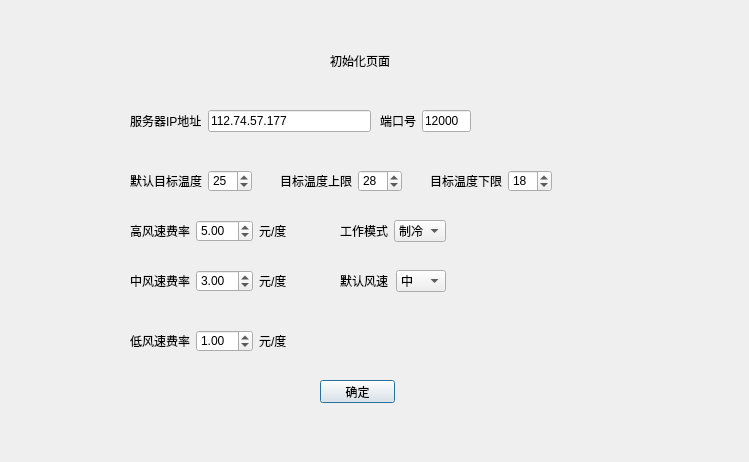
starsload/46572020, file ManagerClient/initialpage.ui: the form before one commit.
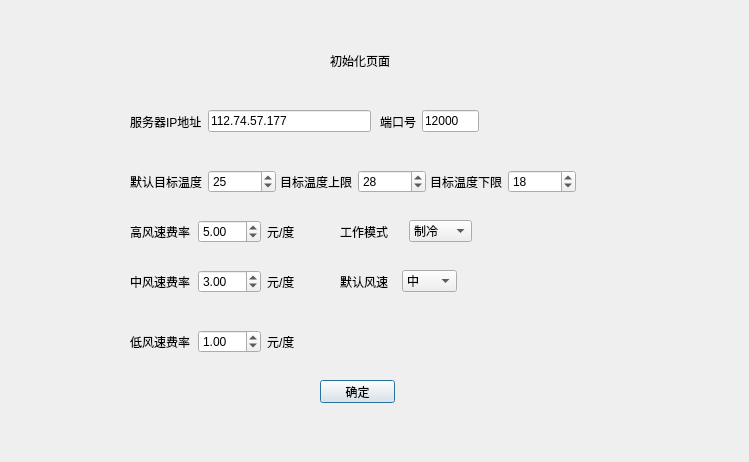
The form after the commit.

```diff
--- a/ManagerClient/initialpage.ui
+++ b/ManagerClient/initialpage.ui
@@ -13,6 +13,9 @@
   <property name="windowTitle">
    <string>Dialog</string>
   </property>
+  <property name="styleSheet">
+   <string notr="true"/>
+  </property>
   <widget class="QPushButton" name="ptn_yes">
    <property name="geometry">
     <rect>
@@ -31,7 +34,7 @@
     <rect>
      <x>330</x>
      <y>50</y>
-     <width>61</width>
+     <width>91</width>
      <height>21</height>
     </rect>
    </property>
@@ -45,7 +48,7 @@
      <x>130</x>
      <y>110</y>
      <width>241</width>
-     <height>22</height>
+     <height>23</height>
     </rect>
    </property>
    <layout class="QHBoxLayout" name="horizontalLayout">
@@ -70,8 +73,8 @@
     <rect>
      <x>380</x>
      <y>110</y>
-     <width>91</width>
-     <height>22</height>
+     <width>99</width>
+     <height>23</height>
     </rect>
    </property>
    <layout class="QHBoxLayout" name="horizontalLayout_2">
@@ -96,8 +99,8 @@
     <rect>
      <x>280</x>
      <y>170</y>
-     <width>122</width>
-     <height>22</height>
+     <width>146</width>
+     <height>23</height>
     </rect>
    </property>
    <layout class="QHBoxLayout" name="horizontalLayout_4">
@@ -122,8 +125,8 @@
     <rect>
      <x>430</x>
      <y>170</y>
-     <width>122</width>
-     <height>22</height>
+     <width>146</width>
+     <height>23</height>
     </rect>
    </property>
    <layout class="QHBoxLayout" name="horizontalLayout_5">
@@ -148,8 +151,8 @@
     <rect>
      <x>130</x>
      <y>270</y>
-     <width>164</width>
-     <height>22</height>
+     <width>199</width>
+     <height>23</height>
     </rect>
    </property>
    <layout class="QHBoxLayout" name="horizontalLayout_8">
@@ -181,8 +184,8 @@
     <rect>
      <x>130</x>
      <y>330</y>
-     <width>164</width>
-     <height>22</height>
+     <width>199</width>
+     <height>23</height>
     </rect>
    </property>
    <layout class="QHBoxLayout" name="horizontalLayout_9">
@@ -214,8 +217,8 @@
     <rect>
      <x>130</x>
      <y>170</y>
-     <width>122</width>
-     <height>22</height>
+     <width>146</width>
+     <height>23</height>
     </rect>
    </property>
    <layout class="QHBoxLayout" name="horizontalLayout_3">
@@ -240,8 +243,8 @@
     <rect>
      <x>340</x>
      <y>220</y>
-     <width>106</width>
-     <height>22</height>
+     <width>132</width>
+     <height>23</height>
     </rect>
    </property>
    <layout class="QHBoxLayout" name="horizontalLayout_6">
@@ -273,8 +276,8 @@
     <rect>
      <x>130</x>
      <y>220</y>
-     <width>164</width>
-     <height>22</height>
+     <width>199</width>
+     <height>23</height>
     </rect>
    </property>
    <layout class="QHBoxLayout" name="horizontalLayout_7">
@@ -306,8 +309,8 @@
     <rect>
      <x>340</x>
      <y>270</y>
-     <width>106</width>
-     <height>22</height>
+     <width>117</width>
+     <height>23</height>
     </rect>
    </property>
    <layout class="QHBoxLayout" name="horizontalLayout_10">
```
